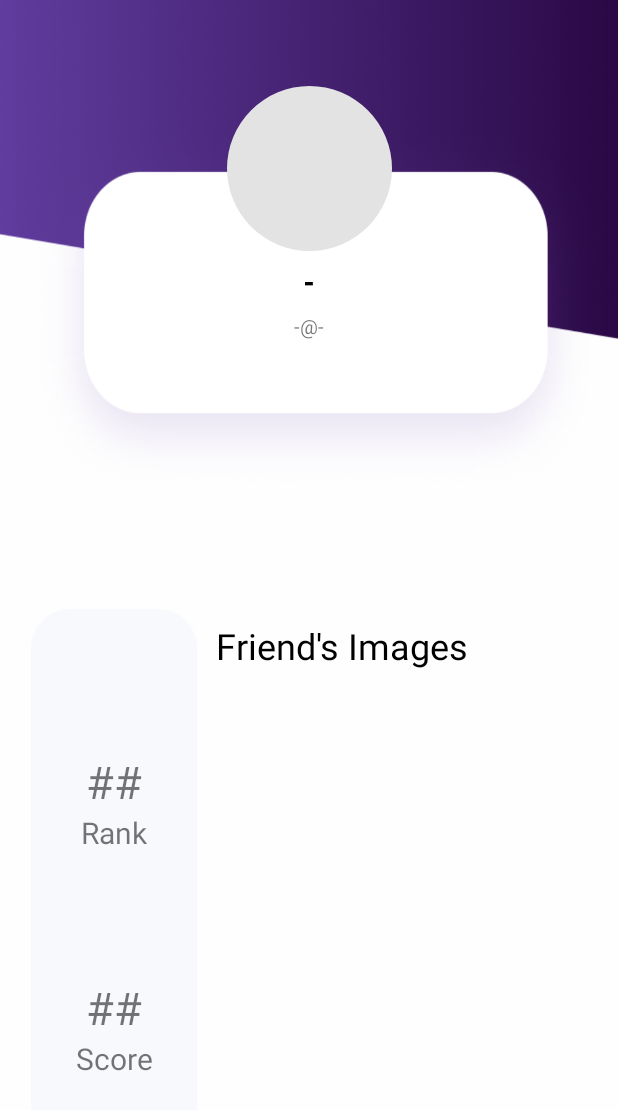
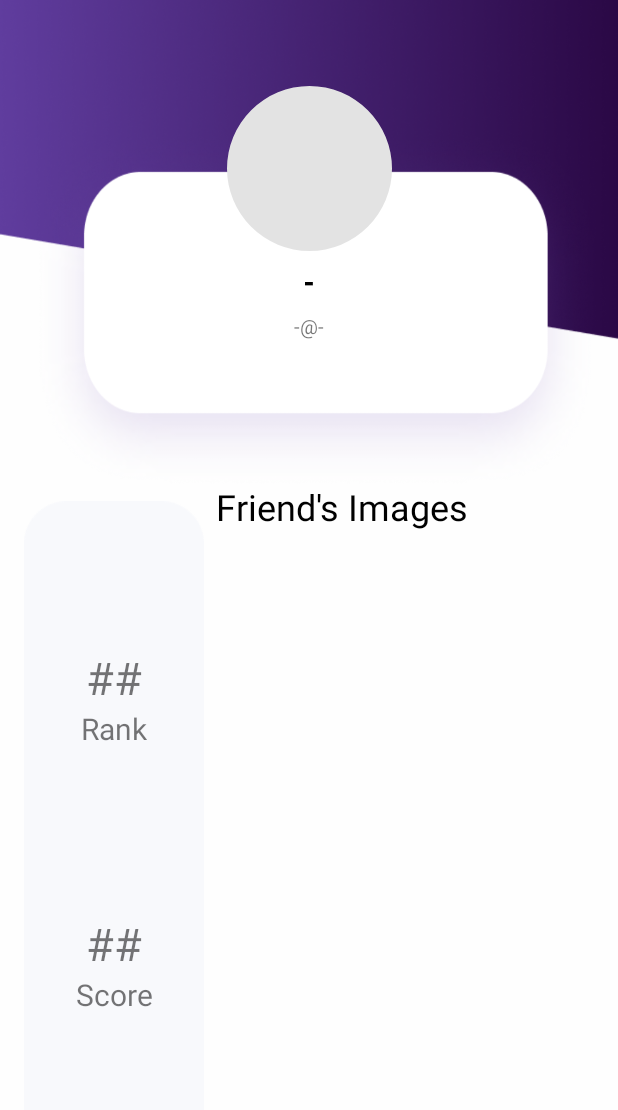
Before and after one commit to CPEN-321-World-Exploration-Action/CPEN-321-World_Exploration_Action, an Android app: the ProfileFragment screen opened directly, with no data from a screen before it, on a phone screen of 412 x 824 dp. Shown: the top 1110 px of the screen. Run offline under Robolectric (Android 15) with nearby library versions, the phone set to English and light mode, and no system bars; pictures from the network do not load; Roboto replaces fonts that are not available here; 1 statement that could not run was skipped.

Commit message:
Fix profile layout

```diff
--- a/frontend/app/src/main/res/layout/fragment_profile.xml
+++ b/frontend/app/src/main/res/layout/fragment_profile.xml
@@ -11,10 +11,15 @@
     <ImageView
         android:id="@+id/profile_stat_background"
         android:layout_width="120dp"
-        android:layout_height="418dp"
+        android:layout_height="0dp"
         android:layout_marginStart="16dp"
+        android:layout_marginBottom="16dp"
+        app:layout_constrainedHeight="true"
         app:layout_constraintBottom_toBottomOf="parent"
+        app:layout_constraintHeight_percent="0.6"
         app:layout_constraintStart_toStartOf="parent"
+        app:layout_constraintTop_toTopOf="parent"
+        app:layout_constraintVertical_bias="1.0"
         app:srcCompat="@drawable/image_8"
         tools:ignore="ContentDescription" />
 
```
